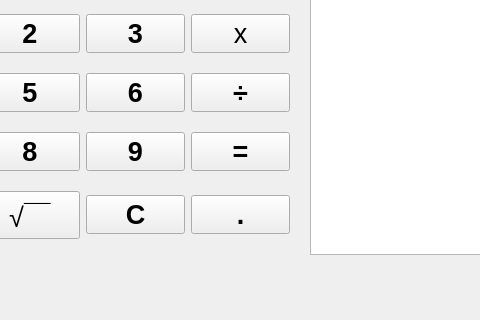
zhiiw/Learning, file Calculator/mainwindow.ui: the form before one commit; both pictures show x 300 to 780 and y 196 to 516 of the 985 by 516 pixel window.
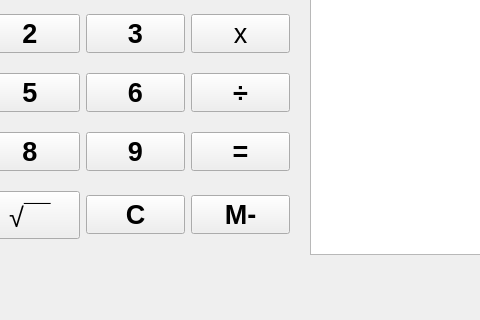
The form after the commit.

```diff
--- a/Calculator/mainwindow.ui
+++ b/Calculator/mainwindow.ui
@@ -425,7 +425,7 @@
         </font>
        </property>
        <property name="text">
-        <string>.</string>
+        <string>M-</string>
        </property>
       </widget>
      </item>
```
